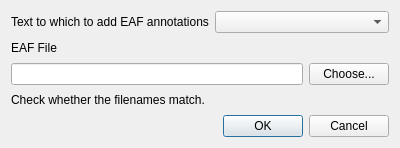
Above: mergeeafdialog.ui from adamb924/Gloss before the change. Below: the same form after it.
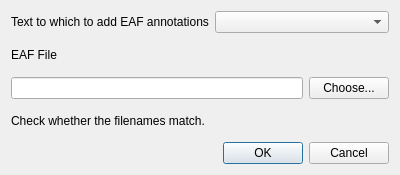
That is the form after the change.

The edit to the form file:
```diff
--- a/mergeeafdialog.ui
+++ b/mergeeafdialog.ui
@@ -7,7 +7,7 @@
     <x>0</x>
     <y>0</y>
     <width>400</width>
-    <height>148</height>
+    <height>175</height>
    </rect>
   </property>
   <property name="windowTitle">
```
Left out of the diff: 2 changed lines with no effect on the pictures.
